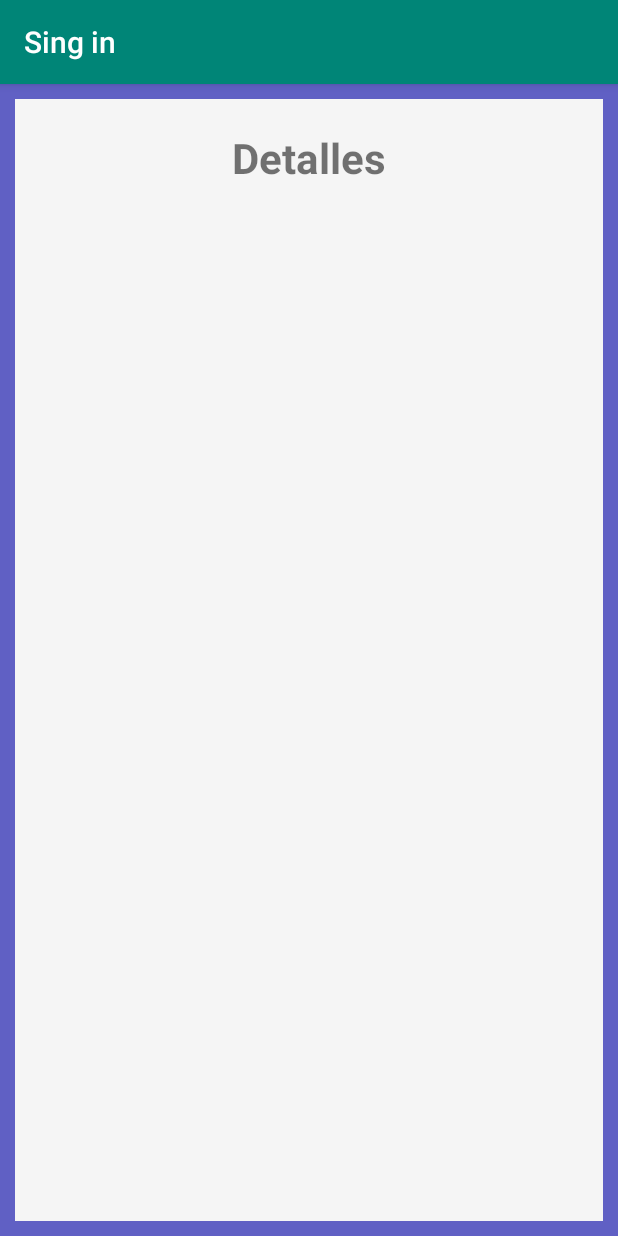
After one commit to Jorston/Singing_App, an Android app: the DetalleRecycler screen opened directly, with no data from a screen before it, on a phone screen of 412 x 824 dp. The commit adds this screen. Run offline under Robolectric (Android 15) with nearby library versions, the light colour scheme and no system bars.

Commit message:
activity creation recyclerview item details files and methods adapter

```diff
--- a/app/src/main/AndroidManifest.xml
+++ b/app/src/main/AndroidManifest.xml
@@ -14,7 +14,8 @@
         android:roundIcon="@mipmap/ic_launcher_round"
         android:supportsRtl="true"
         android:theme="@style/AppTheme">
-        <activity android:name=".Interfaces.DeleteUpdate"></activity>
+        <activity android:name=".Interfaces.DetalleRecycler"></activity>
+        <activity android:name=".Interfaces.DeleteUpdate" />
         <activity android:name=".Interfaces.MainActivity" />
         <activity android:name=".Interfaces.AdminLogin" />
         <activity android:name=".Interfaces.WebViewActivity" />
--- /dev/null
+++ b/app/src/main/java/com/example/app/Interfaces/DetalleRecycler.java
@@ -0,0 +1,30 @@
+package com.example.app.Interfaces;
+
+import androidx.appcompat.app.AppCompatActivity;
+import android.os.Bundle;
+import android.widget.TextView;
+import com.example.app.R;
+
+public class DetalleRecycler extends AppCompatActivity {
+
+    TextView textoEjempo;
+
+    String value;
+
+    @Override
+    protected void onCreate(Bundle savedInstanceState) {
+
+        super.onCreate(savedInstanceState);
+
+        setContentView(R.layout.activity_detalle_recycler);
+
+        textoEjempo = (TextView) findViewById(R.id.textDescripcion);
+
+        Bundle extras = getIntent().getExtras();
+        if (extras != null){
+            value = extras.getString("envio");
+        }
+
+        textoEjempo.setText(value);
+    }
+}
--- /dev/null
+++ b/app/src/main/res/layout/activity_detalle_recycler.xml
@@ -0,0 +1,37 @@
+<?xml version="1.0" encoding="utf-8"?>
+<RelativeLayout xmlns:android="http://schemas.android.com/apk/res/android"
+    xmlns:tools="http://schemas.android.com/tools"
+    android:layout_width="match_parent"
+    android:layout_height="match_parent"
+    tools:context=".Interfaces.DetalleRecycler"
+    android:background="@color/mainBackGround">
+
+
+    <LinearLayout
+        android:layout_width="match_parent"
+        android:layout_height="match_parent"
+        android:orientation="vertical"
+        android:layout_margin="10dp"
+        android:background="#f5f5f5">
+
+        <TextView
+            android:id="@+id/titulo"
+            android:layout_width="wrap_content"
+            android:layout_height="wrap_content"
+            android:text="Detalles"
+            android:textStyle="bold"
+            android:textSize="28dp"
+            android:layout_gravity="center"
+            android:layout_marginTop="20dp"/>
+
+        <TextView
+            android:id="@+id/textDescripcion"
+            android:layout_width="wrap_content"
+            android:layout_height="wrap_content"
+            android:text="descripcion"
+            android:textSize="20dp"
+            android:layout_marginLeft="20dp"
+            android:layout_marginTop="20dp"/>
+    </LinearLayout>
+
+</RelativeLayout>
--- a/app/src/main/res/layout/fragment_de_update.xml
+++ b/app/src/main/res/layout/fragment_de_update.xml
@@ -1,6 +1,5 @@
 <?xml version="1.0" encoding="utf-8"?>
 <LinearLayout xmlns:android="http://schemas.android.com/apk/res/android"
-    xmlns:app="http://schemas.android.com/apk/res-auto"
     xmlns:tools="http://schemas.android.com/tools"
     android:layout_width="match_parent"
     android:layout_height="match_parent"
```
Also changed, not shown: app/src/main/java/com/example/app/ModelosAdaptadores/AdaptadorRoomFichaje.java (+41 -2 lines), app/src/main/res/layout/itemlistroombd.xml (+7 -0 lines).
